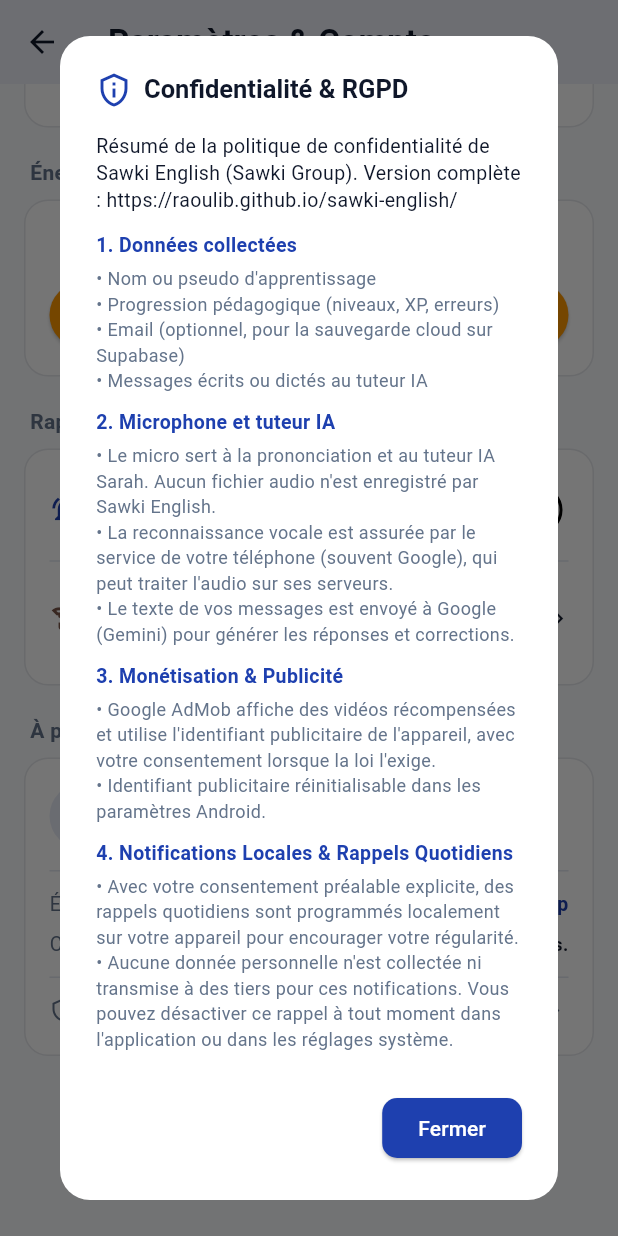
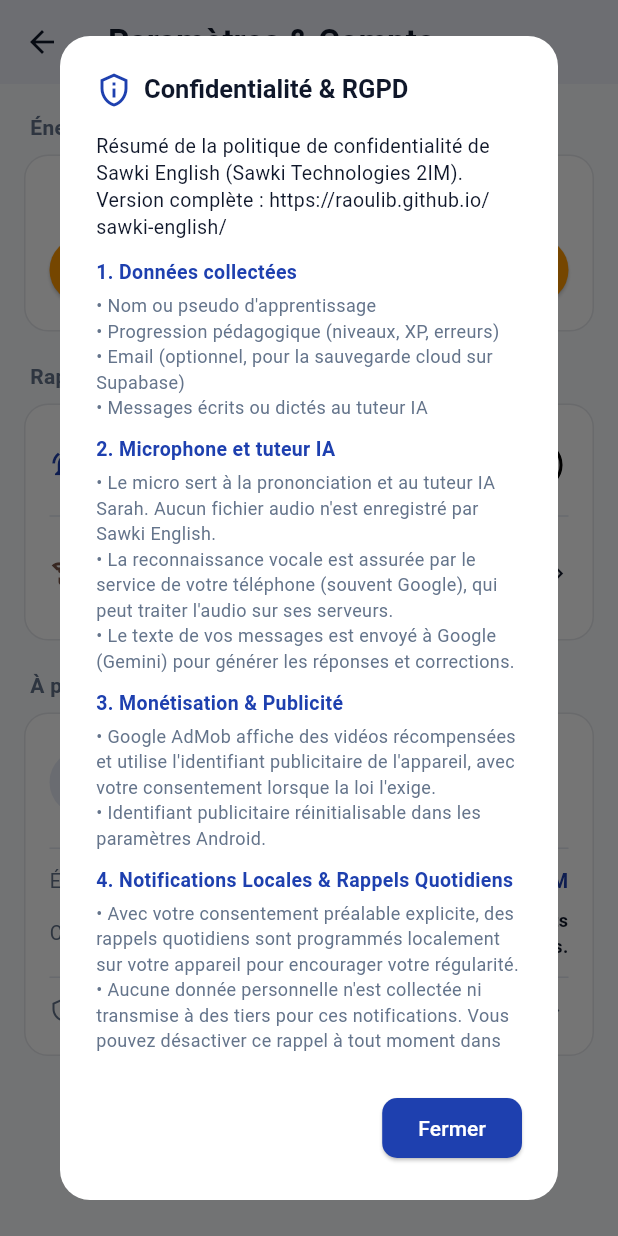
Before and after one commit to raoulib/sawki-english, a Flutter app: the SettingsScreen screen opened directly, scrolled down 1152 dp, after a tap on "Politique de Confidentialité & RGPD", on a phone screen of 412 x 824 dp. Run offline on Flutter 3.47's test engine with Material 3 defaults, Android fonts, the phone set to English and light mode, and no system bars; our stand-ins replace audioplayers, flutter_animate, flutter_local_notifications, flutter_tts, google_mobile_ads, hive_flutter and 3 more; accounts and stored records are empty; statements that could not run were skipped.

Commit message:
chore: remplacer Sawki Group par Sawki Technologies 2IM
Co-Authored-By: Claude Opus 5.5 <noreply@anthropic.com>
Claude-Session: https://claude.ai/code/session_01XDFT8N2ZD1zaoDqDxMYeUg

```diff
--- a/lib/core/config/app_config.dart
+++ b/lib/core/config/app_config.dart
@@ -26,9 +26,9 @@ class AppConfig {
   static const String appVersion = '1.0.0';
 
   /// Éditeur & Copyright
-  static const String organization = 'Sawki Group';
-  static const String copyright = '© 2026 Sawki Group. Tous droits réservés.';
-  static const String poweredBy = 'Propulsé par Sawki Group';
+  static const String organization = 'Sawki Technologies 2IM';
+  static const String copyright = '© 2026 Sawki Technologies 2IM. Tous droits réservés.';
+  static const String poweredBy = 'Propulsé par Sawki Technologies 2IM';
 
   /// URL publique officielle de la politique de confidentialité (Google Play Store)
   static const String privacyPolicyUrl =
--- a/lib/core/config/monetization_config.dart
+++ b/lib/core/config/monetization_config.dart
@@ -1,5 +1,5 @@
 /// Configuration centralisée de la monétisation pour Sawki English.
-/// Éditeur : Sawki Group (Ibrahim Moudy Ibrahima)
+/// Éditeur : Sawki Technologies 2IM (Ibrahim Moudy Ibrahima)
 /// Référence AdMob : pub-5380251672853075
 /// App ID AdMob : ca-app-pub-5380251672853075~3361823057
 class MonetizationConfig {
--- a/lib/features/evaluation/certificate_screen.dart
+++ b/lib/features/evaluation/certificate_screen.dart
@@ -299,7 +299,7 @@ class _CertificateScreenState extends State<CertificateScreen> {
       await SharePlus.instance.share(
         ShareParams(
           files: [XFile(file.path, mimeType: 'image/png', name: fileName)],
-          text: '🎓 $_fullName a terminé le parcours Sawki English (A0 à C1) avec un score de ${widget.profile.masterExamScore ?? 0}% au grand examen final. Attestation n° $_credentialId, délivrée par l\'application Sawki English (Sawki Group).',
+          text: '🎓 $_fullName a terminé le parcours Sawki English (A0 à C1) avec un score de ${widget.profile.masterExamScore ?? 0}% au grand examen final. Attestation n° $_credentialId, délivrée par l\'application Sawki English (Sawki Technologies 2IM).',
           subject: 'Attestation de réussite Sawki English - $_fullName',
         ),
       );
@@ -582,7 +582,7 @@ class _CertificateScreenState extends State<CertificateScreen> {
                                   fit: BoxFit.scaleDown,
                                   alignment: Alignment.centerRight,
                                   child: Text(
-                                    'Sawki English · Sawki Group',
+                                    'Sawki English · Sawki Technologies 2IM',
                                     textAlign: TextAlign.end,
                                     maxLines: 1,
                                     style: TextStyle(
--- a/lib/features/home/home_screen.dart
+++ b/lib/features/home/home_screen.dart
@@ -655,7 +655,7 @@ class _HomeDashboardTabState extends State<HomeDashboardTab> {
             ],
           ),
           const SizedBox(height: 28),
-          // Footer Copyright Sawki Group
+          // Footer Copyright Sawki Technologies 2IM
           Center(
             child: Column(
               children: [
--- a/lib/features/settings/settings_screen.dart
+++ b/lib/features/settings/settings_screen.dart
@@ -142,7 +142,7 @@ class _SettingsScreenState extends State<SettingsScreen> {
               crossAxisAlignment: CrossAxisAlignment.start,
               children: [
                 Text(
-                  'Résumé de la politique de confidentialité de Sawki English (Sawki Group). Version complète : ${AppConfig.privacyPolicyUrl}',
+                  'Résumé de la politique de confidentialité de Sawki English (Sawki Technologies 2IM). Version complète : ${AppConfig.privacyPolicyUrl}',
                   style: TextStyle(fontSize: 13, height: 1.4),
                 ),
                 SizedBox(height: 12),
--- a/lib/features/splash/splash_screen.dart
+++ b/lib/features/splash/splash_screen.dart
@@ -229,7 +229,7 @@ class _SplashScreenState extends State<SplashScreen> {
               ),
             ),
 
-            // Pied de page officiel Sawki Group
+            // Pied de page officiel Sawki Technologies 2IM
             Positioned(
               bottom: 24,
               left: 0,
--- a/pubspec.yaml
+++ b/pubspec.yaml
@@ -1,5 +1,5 @@
 name: sawki_english
-description: "Sawki English — Application d'apprentissage de l'anglais américain avec tuteur IA, de A0 à C1. Par Sawki Group."
+description: "Sawki English — Application d'apprentissage de l'anglais américain avec tuteur IA, de A0 à C1. Par Sawki Technologies 2IM."
 # The following line prevents the package from being accidentally published to
 # pub.dev using `flutter pub publish`. This is preferred for private packages.
 publish_to: 'none' # Remove this line if you wish to publish to pub.dev
```
Also changed, not shown: 3 other files.
